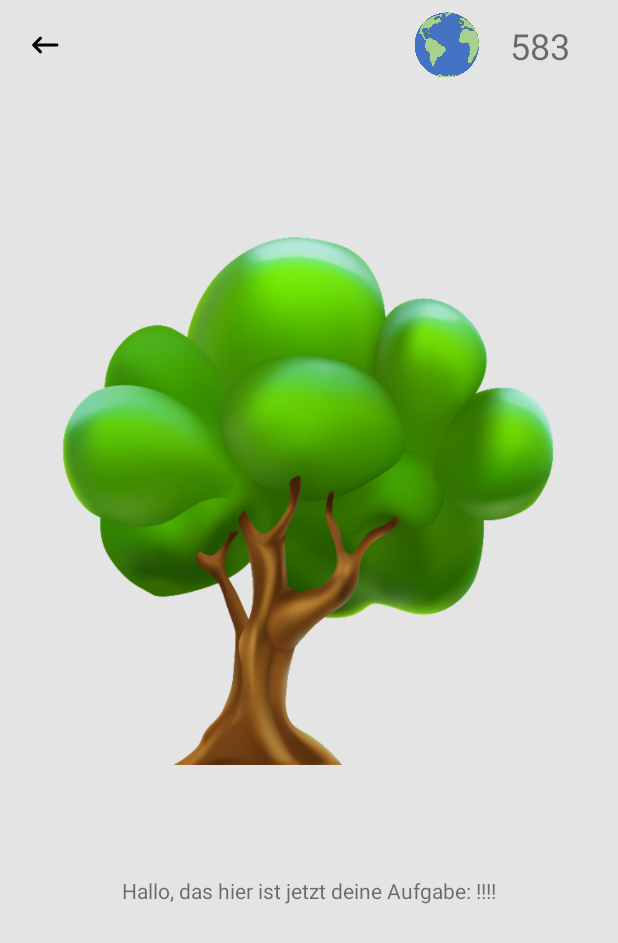
After one commit to Zeratoxx/orbis, an Android app: the PlayActivity screen opened directly, with no data from a screen before it, on a phone screen of 412 x 824 dp. The commit adds this screen. Shown: the top 943 px of the screen. Run offline under Robolectric (Android 15) with nearby library versions, the phone set to English and light mode, and no system bars.

Commit message:
some progress, introduced second activity..

```diff
--- /dev/null
+++ b/app/src/main/java/com/badtke/orbis/PlayActivity.java
@@ -0,0 +1,56 @@
+package com.badtke.orbis;
+
+import android.os.Bundle;
+import android.view.View;
+import android.widget.Button;
+import android.widget.ImageView;
+import android.widget.TextView;
+
+import com.google.android.material.floatingactionbutton.FloatingActionButton;
+import com.google.android.material.snackbar.Snackbar;
+
+import androidx.appcompat.app.AppCompatActivity;
+
+public class PlayActivity extends AppCompatActivity {
+
+        private TextView textView_aufgabe;
+        private ImageView imageView_aufgabenbild;
+        private ImageView  imageView_back;
+
+
+
+        @Override
+        protected void onCreate(Bundle savedInstanceState) {
+            super.onCreate(savedInstanceState);
+            setContentView(R.layout.activity_play);
+
+            initializeVariables();
+            try {
+                initializeOnClickActions();
+            } catch (Exception ignored) {
+            }
+        }
+
+    public void initializeVariables() {
+        textView_aufgabe = (TextView) findViewById(R.id.textView_aufgabe);
+        imageView_aufgabenbild = (ImageView) findViewById(R.id.imageView_aufgabenbild);
+        imageView_back = (ImageView) findViewById(R.id.imageView_back);
+    }
+
+    public void initializeOnClickActions() {
+        textView_aufgabe.setText("Hallo, das hier ist jetzt deine Aufgabe: !!!!");
+        imageView_aufgabenbild.setImageResource(R.drawable.tree_clipart_low_resolution);
+        imageView_back.setOnClickListener(new View.OnClickListener() {
+            @Override
+            public void onClick(View view) {
+                onBackPressed();
+            }
+        });
+    }
+
+    @Override
+    public void finish() {
+        super.finish();
+        overridePendingTransition(R.anim.slide_in_left, R.anim.slide_out_right);
+    }
+}
--- /dev/null
+++ b/app/src/main/res/anim/slide_in_left.xml
@@ -0,0 +1,8 @@
+<?xml version="1.0" encoding="utf-8"?>
+
+<set xmlns:android="http://schemas.android.com/apk/res/android">
+    <translate
+        android:duration="@android:integer/config_mediumAnimTime"
+        android:fromXDelta="-100%p"
+        android:toXDelta="0" />
+</set>
--- /dev/null
+++ b/app/src/main/res/anim/slide_out_right.xml
@@ -0,0 +1,8 @@
+<?xml version="1.0" encoding="utf-8"?>
+
+<set xmlns:android="http://schemas.android.com/apk/res/android">
+    <translate
+        android:duration="@android:integer/config_mediumAnimTime"
+        android:fromXDelta="0"
+        android:toXDelta="100%p" />
+</set>
--- /dev/null
+++ b/app/src/main/res/drawable/ic_round_keyboard_backspace_24px.xml
@@ -0,0 +1,9 @@
+<vector xmlns:android="http://schemas.android.com/apk/res/android"
+    android:width="24dp"
+    android:height="24dp"
+    android:viewportWidth="24"
+    android:viewportHeight="24">
+  <path
+      android:fillColor="#FF000000"
+      android:pathData="M20,11H6.83l2.88,-2.88c0.39,-0.39 0.39,-1.02 0,-1.41 -0.39,-0.39 -1.02,-0.39 -1.41,0L3.71,11.3c-0.39,0.39 -0.39,1.02 0,1.41L8.3,17.3c0.39,0.39 1.02,0.39 1.41,0 0.39,-0.39 0.39,-1.02 0,-1.41L6.83,13H20c0.55,0 1,-0.45 1,-1s-0.45,-1 -1,-1z"/>
+</vector>
--- a/app/src/main/res/layout/content_main.xml
+++ b/app/src/main/res/layout/content_main.xml
@@ -42,7 +42,7 @@
         app:layout_constraintTop_toTopOf="parent" />
 
     <Button
-        android:id="@+id/button"
+        android:id="@+id/button_start"
         style="@style/Widget.MaterialComponents.Button"
         android:layout_width="wrap_content"
         android:layout_height="wrap_content"
--- a/app/src/main/res/layout/content_play.xml
+++ b/app/src/main/res/layout/content_play.xml
@@ -3,42 +3,73 @@
     xmlns:android="http://schemas.android.com/apk/res/android"
     xmlns:app="http://schemas.android.com/apk/res-auto"
     xmlns:tools="http://schemas.android.com/tools"
+    android:background="?attr/colorPrimary"
+    tools:context=".PlayActivity"
     android:layout_width="match_parent"
-    android:layout_height="match_parent">
+    android:layout_height="match_parent"
+    tools:showIn="@layout/activity_play">
 
     <TextView
-        android:id="@+id/textView"
+        android:id="@+id/textView_aufgabe"
         android:layout_width="wrap_content"
         android:layout_height="wrap_content"
         android:layout_marginStart="8dp"
         android:layout_marginTop="8dp"
         android:layout_marginEnd="8dp"
         android:layout_marginBottom="8dp"
-        android:text="TextView"
         app:layout_constraintBottom_toBottomOf="parent"
         app:layout_constraintEnd_toEndOf="parent"
         app:layout_constraintStart_toStartOf="parent"
         app:layout_constraintTop_toTopOf="parent"
-        app:layout_constraintVertical_bias="0.793" />
+        app:layout_constraintVertical_bias="0.73" />
 
     <ImageView
-        android:id="@+id/imageView"
-        android:layout_width="328dp"
-        android:layout_height="309dp"
-        android:layout_marginStart="8dp"
-        android:layout_marginTop="8dp"
-        android:layout_marginEnd="8dp"
-        android:layout_marginBottom="8dp"
-        app:layout_constraintBottom_toTopOf="@+id/textView"
+        android:id="@+id/imageView_aufgabenbild"
+        android:layout_width="0dp"
+        android:layout_height="0dp"
+        android:layout_marginStart="40dp"
+        android:layout_marginTop="100dp"
+        android:layout_marginEnd="40dp"
+        android:layout_marginBottom="20dp"
+        app:layout_constraintBottom_toTopOf="@+id/textView_aufgabe"
         app:layout_constraintEnd_toEndOf="parent"
         app:layout_constraintStart_toStartOf="parent"
         app:layout_constraintTop_toTopOf="parent"
-        tools:srcCompat="@tools:sample/avatars[3]" />
+        tools:srcCompat="@tools:sample/avatars[3]"
+        android:contentDescription="@string/aufgabenbild" />
 
-    <Button
-        android:id="@+id/button2"
-        android:layout_width="83dp"
-        android:layout_height="57dp"
+    <ImageView
+        android:id="@+id/imageView_back"
+        android:layout_width="60dp"
+        android:layout_height="60dp"
+        android:contentDescription="@string/back"
+        android:scaleType="centerInside"
         app:layout_constraintStart_toStartOf="parent"
-        app:layout_constraintTop_toTopOf="parent" />
+        app:layout_constraintTop_toTopOf="parent"
+        app:srcCompat="@drawable/ic_round_keyboard_backspace_24px"
+        tools:ignore="VectorDrawableCompat" />
+
+    <ImageView
+        android:id="@+id/imageView_coins"
+        android:layout_width="60dp"
+        android:layout_height="60dp"
+        android:layout_marginEnd="12dp"
+        android:padding="8dp"
+        android:scaleType="centerInside"
+        app:layout_constraintEnd_toStartOf="@+id/textView_score"
+        app:layout_constraintTop_toTopOf="parent"
+        app:srcCompat="@drawable/comic_world_croped"
+        android:contentDescription="@string/coins" />
+
+    <TextView
+        android:id="@+id/textView_score"
+        android:layout_width="wrap_content"
+        android:layout_height="wrap_content"
+        android:layout_marginEnd="32dp"
+        android:text="583"
+        android:textSize="24sp"
+        app:layout_constraintBottom_toBottomOf="@+id/imageView_coins"
+        app:layout_constraintEnd_toEndOf="parent"
+        app:layout_constraintTop_toTopOf="@+id/imageView_coins" />
+
 </androidx.constraintlayout.widget.ConstraintLayout>
--- a/app/src/main/res/values/strings.xml
+++ b/app/src/main/res/values/strings.xml
@@ -3,4 +3,7 @@
     <string name="action_settings">Settings</string>
     <string name="bild_von_erde">Bild von Erde</string>
     <string name="start">Start</string>
+    <string name="back">Back</string>
+    <string name="coins">Coins</string>
+    <string name="aufgabenbild">Aufgabenbild</string>
 </resources>
```
Also changed, not shown: app/src/main/AndroidManifest.xml (+10 -1 lines), app/src/main/java/com/badtke/orbis/MainActivity.java (+33 -4 lines), app/src/main/res/anim/slide_in_right.xml (added, +8 -0 lines), app/src/main/res/anim/slide_out_left.xml (added, +8 -0 lines), app/src/main/res/drawable/comic_world_croped.png (added), app/src/main/res/drawable/earth_147591_1280.png (deleted), app/src/main/res/drawable/globe_1335720_640.png (deleted), app/src/main/res/drawable/tree_clipart_low_resolution.png (added), 1 other file.
